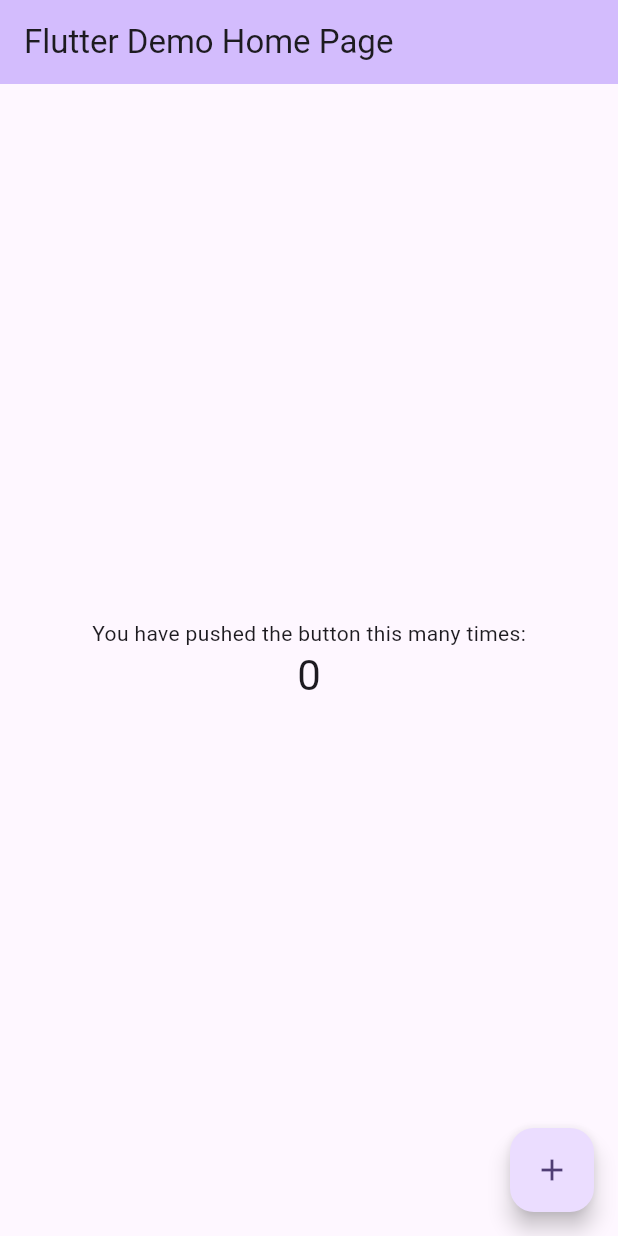
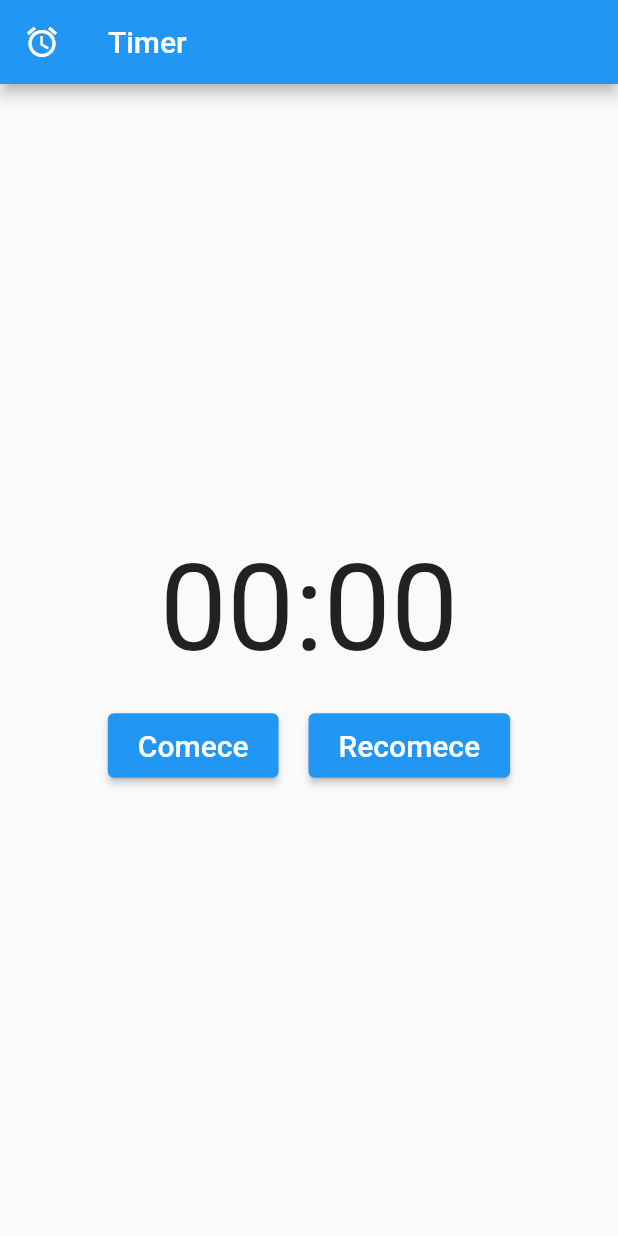
Before and after one commit to jpdants/Student-Aide, a Flutter app: the screen it shows after launch, on a phone screen of 412 x 824 dp. Run offline on Flutter 3.47's test engine with Material 2 defaults, Android fonts, the phone set to English and light mode, and no system bars.

Commit message:
Cronometro funcionando

```diff
--- a/trabalho_final_prog_moveis/lib/main.dart
+++ b/trabalho_final_prog_moveis/lib/main.dart
@@ -1,125 +1,19 @@
 import 'package:flutter/material.dart';
-
-void main() {
-  runApp(const MyApp());
-}
+import 'package:trabalho_final_prog_moveis/view/cronometro.dart';
+void main() => runApp(MyApp());
 
 class MyApp extends StatelessWidget {
   const MyApp({super.key});
 
-  // This widget is the root of your application.
   @override
   Widget build(BuildContext context) {
     return MaterialApp(
-      title: 'Flutter Demo',
+      debugShowCheckedModeBanner: false,
+      title: 'STUDENT-AIDE',
       theme: ThemeData(
-        // This is the theme of your application.
-        //
-        // TRY THIS: Try running your application with "flutter run". You'll see
-        // the application has a blue toolbar. Then, without quitting the app,
-        // try changing the seedColor in the colorScheme below to Colors.green
-        // and then invoke "hot reload" (save your changes or press the "hot
-        // reload" button in a Flutter-supported IDE, or press "r" if you used
-        // the command line to start the app).
-        //
-        // Notice that the counter didn't reset back to zero; the application
-        // state is not lost during the reload. To reset the state, use hot
-        // restart instead.
-        //
-        // This works for code too, not just values: Most code changes can be
-        // tested with just a hot reload.
-        colorScheme: ColorScheme.fromSeed(seedColor: Colors.deepPurple),
-        useMaterial3: true,
+        primarySwatch: Colors.blue,
       ),
-      home: const MyHomePage(title: 'Flutter Demo Home Page'),
+      home: TimerScreen(),
     );
   }
 }
-
-class MyHomePage extends StatefulWidget {
-  const MyHomePage({super.key, required this.title});
-
-  // This widget is the home page of your application. It is stateful, meaning
-  // that it has a State object (defined below) that contains fields that affect
-  // how it looks.
-
-  // This class is the configuration for the state. It holds the values (in this
-  // case the title) provided by the parent (in this case the App widget) and
-  // used by the build method of the State. Fields in a Widget subclass are
-  // always marked "final".
-
-  final String title;
-
-  @override
-  State<MyHomePage> createState() => _MyHomePageState();
-}
-
-class _MyHomePageState extends State<MyHomePage> {
-  int _counter = 0;
-
-  void _incrementCounter() {
-    setState(() {
-      // This call to setState tells the Flutter framework that something has
-      // changed in this State, which causes it to rerun the build method below
-      // so that the display can reflect the updated values. If we changed
-      // _counter without calling setState(), then the build method would not be
-      // called again, and so nothing would appear to happen.
-      _counter++;
-    });
-  }
-
-  @override
-  Widget build(BuildContext context) {
-    // This method is rerun every time setState is called, for instance as done
-    // by the _incrementCounter method above.
-    //
-    // The Flutter framework has been optimized to make rerunning build methods
-    // fast, so that you can just rebuild anything that needs updating rather
-    // than having to individually change instances of widgets.
-    return Scaffold(
-      appBar: AppBar(
-        // TRY THIS: Try changing the color here to a specific color (to
-        // Colors.amber, perhaps?) and trigger a hot reload to see the AppBar
-        // change color while the other colors stay the same.
-        backgroundColor: Theme.of(context).colorScheme.inversePrimary,
-        // Here we take the value from the MyHomePage object that was created by
-        // the App.build method, and use it to set our appbar title.
-        title: Text(widget.title),
-      ),
-      body: Center(
-        // Center is a layout widget. It takes a single child and positions it
-        // in the middle of the parent.
-        child: Column(
-          // Column is also a layout widget. It takes a list of children and
-          // arranges them vertically. By default, it sizes itself to fit its
-          // children horizontally, and tries to be as tall as its parent.
-          //
-          // Column has various properties to control how it sizes itself and
-          // how it positions its children. Here we use mainAxisAlignment to
-          // center the children vertically; the main axis here is the vertical
-          // axis because Columns are vertical (the cross axis would be
-          // horizontal).
-          //
-          // TRY THIS: Invoke "debug painting" (choose the "Toggle Debug Paint"
-          // action in the IDE, or press "p" in the console), to see the
-          // wireframe for each widget.
-          mainAxisAlignment: MainAxisAlignment.center,
-          children: <Widget>[
-            const Text(
-              'You have pushed the button this many times:',
-            ),
-            Text(
-              '$_counter',
-              style: Theme.of(context).textTheme.headlineMedium,
-            ),
-          ],
-        ),
-      ),
-      floatingActionButton: FloatingActionButton(
-        onPressed: _incrementCounter,
-        tooltip: 'Increment',
-        child: const Icon(Icons.add),
-      ), // This trailing comma makes auto-formatting nicer for build methods.
-    );
-  }
-}
--- /dev/null
+++ b/trabalho_final_prog_moveis/lib/view/cronometro.dart
@@ -0,0 +1,116 @@
+import 'dart:async';
+import 'package:flutter/material.dart';
+import 'alarme_screen.dart';
+
+class TimerScreen extends StatefulWidget {
+  @override
+  _TimerScreenState createState() => _TimerScreenState();
+}
+
+class _TimerScreenState extends State<TimerScreen> {
+  int _seconds = 0;
+  Timer? _timer;
+  bool _isRunning = false;
+
+  void _toggleTimer() {
+    if (_isRunning) {
+      _stopTimer();
+    } else {
+      _startTimer();
+    }
+  }
+
+  void _startTimer() {
+    setState(() {
+      _isRunning = true;
+    });
+
+    _timer = Timer.periodic(Duration(seconds: 1), (timer) {
+      setState(() {
+        _seconds++;
+      });
+    });
+  }
+
+  void _stopTimer() {
+    setState(() {
+      _isRunning = false;
+    });
+
+    _timer?.cancel();
+  }
+
+  void _resetTimer() {
+    setState(() {
+      _seconds = 0;
+      _isRunning = false;
+    });
+
+    _timer?.cancel();
+  }
+
+  String _formatTime(int seconds) {
+    int minutes = seconds ~/ 60;
+    int remainingSeconds = seconds % 60;
+    String minutesStr = (minutes < 10) ? '0$minutes' : minutes.toString();
+    String secondsStr =
+        (remainingSeconds < 10) ? '0$remainingSeconds' : remainingSeconds.toString();
+    return '$minutesStr:$secondsStr';
+  }
+
+  @override
+  void dispose() {
+    _timer?.cancel();
+    super.dispose();
+  }
+
+  @override
+  Widget build(BuildContext context) {
+    return Scaffold(
+      appBar: AppBar(
+        title: Text('Timer'),
+        leading: IconButton(
+          icon: Icon(Icons.alarm),
+          onPressed: () {
+            Navigator.push(
+              context,
+              MaterialPageRoute(builder: (context) => AlarmScreen()),
+            );
+          },
+        ),
+      ),
+      body: Center(
+        child: Column(
+          mainAxisAlignment: MainAxisAlignment.center,
+          children: [
+            Text(
+              _formatTime(_seconds),
+              style: TextStyle(fontSize: 80),
+            ),
+            SizedBox(height: 20),
+            Row(
+              mainAxisAlignment: MainAxisAlignment.center,
+              children: [
+                ElevatedButton(
+                  child: Text(_isRunning ? 'Pare' : 'Comece', style: TextStyle(fontSize: 20)),
+                  onPressed: _toggleTimer,
+                  style: ElevatedButton.styleFrom(
+                    padding: EdgeInsets.symmetric(horizontal: 20, vertical: 10),
+                  ),
+                ),
+                SizedBox(width: 20),
+                ElevatedButton(
+                  child: Text('Recomece', style: TextStyle(fontSize: 20)),
+                  onPressed: _resetTimer,
+                  style: ElevatedButton.styleFrom(
+                    padding: EdgeInsets.symmetric(horizontal: 20, vertical: 10),
+                  ),
+                ),
+              ],
+            ),
+          ],
+        ),
+      ),
+    );
+  }
+}
--- a/trabalho_final_prog_moveis/pubspec.yaml
+++ b/trabalho_final_prog_moveis/pubspec.yaml
@@ -35,6 +35,7 @@ dependencies:
   # The following adds the Cupertino Icons font to your application.
   # Use with the CupertinoIcons class for iOS style icons.
   cupertino_icons: ^1.0.2
+  intl: ^0.18.1
 
 dev_dependencies:
   flutter_test:
```
Also changed, not shown: trabalho_final_prog_moveis/lib/view/alarme_screen.dart (added, +97 -0 lines), trabalho_final_prog_moveis/pubspec.lock.
